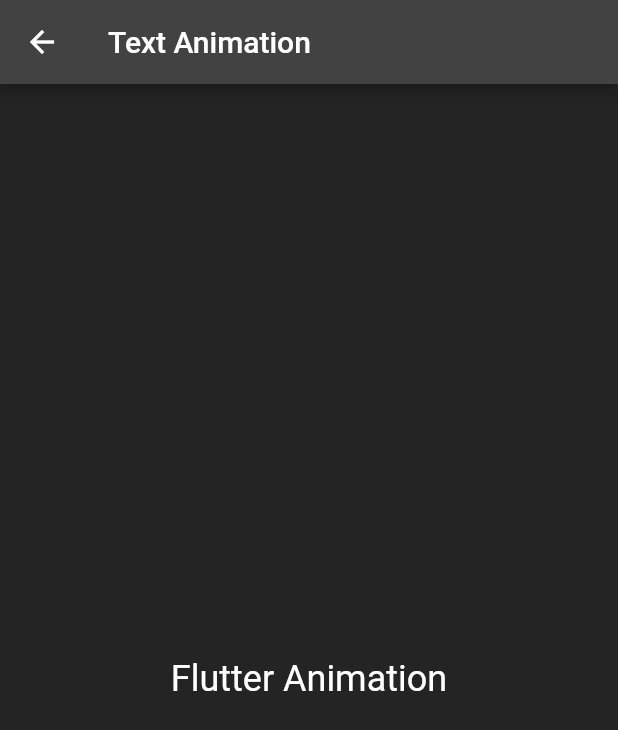
After one commit to dev1abhi/Flutter-Animations, a Flutter app: the AnimatedTextWidget screen opened by its route, after a tap on "UP", on a phone screen of 412 x 824 dp. The commit adds this screen. Shown: the top 730 px of the screen. Run offline on Flutter 3.47's test engine with Material 2 defaults, Android fonts, the phone set to English and light mode, and no system bars; our stand-ins replace flutter_zoom_drawer, get, lottie.

Commit message:
text animation left right up down added

```diff
--- /dev/null
+++ b/lib/Text/move_udlr_screen.dart
@@ -0,0 +1,61 @@
+import 'package:flutter/material.dart';
+
+class AnimatedTextWidget2 extends StatefulWidget {
+  final String animationType;
+
+  AnimatedTextWidget2({required this.animationType});
+
+  @override
+  _AnimatedTextWidgetState2 createState() => _AnimatedTextWidgetState2();
+}
+
+class _AnimatedTextWidgetState2 extends State<AnimatedTextWidget2>
+    with SingleTickerProviderStateMixin {
+  late AnimationController _controller;
+  late Animation<Offset> _animation;
+
+  @override
+  void initState() {
+    super.initState();
+    _controller =
+        AnimationController(vsync: this, duration: Duration(seconds: 2));
+    if (widget.animationType == 'left') {
+      _animation = Tween<Offset>(begin: Offset(1, 0), end: Offset(0, 0))
+          .animate(_controller);
+    } else if (widget.animationType == 'right') {
+      _animation = Tween<Offset>(begin: Offset(-1, 0), end: Offset(0, 0))
+          .animate(_controller);
+    } else if (widget.animationType == 'up') {
+      _animation = Tween<Offset>(begin: Offset(0, 1), end: Offset(0, 0))
+          .animate(_controller);
+    } else if (widget.animationType == 'down') {
+      _animation = Tween<Offset>(begin: Offset(0, -1), end: Offset(0, 0))
+          .animate(_controller);
+    }
+    _controller.forward();
+  }
+
+  @override
+  Widget build(BuildContext context) {
+    return Scaffold(
+      appBar: AppBar(
+        title: Text('Text Animation'),
+      ),
+      body: Center(
+        child: SlideTransition(
+          position: _animation,
+          child: Text(
+            'Flutter Animation',
+            style: TextStyle(fontSize: 24),
+          ),
+        ),
+      ),
+    );
+  }
+
+  @override
+  void dispose() {
+    _controller.dispose();
+    super.dispose();
+  }
+}
--- /dev/null
+++ b/lib/Text/tex_screen.dart
@@ -0,0 +1,117 @@
+import 'package:flutter/material.dart';
+import 'package:flutter_animations/Text/move_udlr_screen.dart';
+
+class AnimatedTextWidget extends StatefulWidget {
+  @override
+  _AnimatedTextWidgetState createState() => _AnimatedTextWidgetState();
+}
+
+class _AnimatedTextWidgetState extends State<AnimatedTextWidget>
+    with SingleTickerProviderStateMixin {
+  late AnimationController _controller;
+  late Animation<double> _animation;
+
+  @override
+  void initState() {
+    super.initState();
+    _controller =
+        AnimationController(vsync: this, duration: Duration(seconds: 6));
+    _animation = Tween<double>(begin: 0, end: 1).animate(_controller);
+    _controller.repeat(reverse: true);
+  }
+
+  @override
+  Widget build(BuildContext context) {
+    return Scaffold(
+      appBar: AppBar(
+        title: Text('Broken Text Animation'),
+      ),
+      body: Center(
+        child: Row(
+          mainAxisAlignment: MainAxisAlignment.center,
+          children: [
+            AnimatedBuilder(
+              animation: _animation,
+              builder: (context, child) {
+                return Opacity(
+                  opacity: _animation.value,
+                  child: Center(
+                    child: Column(
+                      mainAxisAlignment: MainAxisAlignment.center,
+                      children: [
+                        Text(
+                          'Fluter',
+                          style: TextStyle(fontSize: 24),
+                        ),
+                        Row(
+                          children: [
+                            ElevatedButton(
+                                onPressed: () {
+                                  Navigator.push(
+                                      context,
+                                      MaterialPageRoute(
+                                          builder: (context) =>
+                                              AnimatedTextWidget2(
+                                                  animationType: 'up')));
+                                },
+                                child: Text('UP')),
+                            SizedBox(
+                              width: 15,
+                            ),
+                            ElevatedButton(
+                                onPressed: () {
+                                  Navigator.push(
+                                      context,
+                                      MaterialPageRoute(
+                                          builder: (context) =>
+                                              AnimatedTextWidget2(
+                                                  animationType: 'down')));
+                                },
+                                child: Text('Down')),
+                          ],
+                        ),
+                        Row(
+                          children: [
+                            ElevatedButton(
+                                onPressed: () {
+                                  Navigator.push(
+                                      context,
+                                      MaterialPageRoute(
+                                          builder: (context) =>
+                                              AnimatedTextWidget2(
+                                                  animationType: 'right')));
+                                },
+                                child: Text('Right')),
+                            SizedBox(
+                              width: 15,
+                            ),
+                            ElevatedButton(
+                                onPressed: () {
+                                  Navigator.push(
+                                      context,
+                                      MaterialPageRoute(
+                                          builder: (context) =>
+                                              AnimatedTextWidget2(
+                                                  animationType: 'left')));
+                                },
+                                child: Text('left')),
+                          ],
+                        ),
+                      ],
+                    ),
+                  ),
+                );
+              },
+            ),
+          ],
+        ),
+      ),
+    );
+  }
+
+  @override
+  void dispose() {
+    _controller.dispose();
+    super.dispose();
+  }
+}
--- a/lib/main.dart
+++ b/lib/main.dart
@@ -1,5 +1,6 @@
 import 'package:flutter/material.dart';
 import 'package:flutter_animations/Screens/homepage.dart';
+import 'package:flutter_animations/Text/tex_screen.dart';
 import 'Colors/colors.dart';
 import 'Controllers/drawercontroller.dart';
 import 'Screens/fade_in_fade_out.dart';
@@ -22,13 +23,11 @@
         theme: ThemeData.dark().copyWith(
           scaffoldBackgroundColor: backgroundColor,
         ),
-      routes:
-      {
-        '/fade_in':(context) => const fade_in_fade_out(),
-        '/homepage':(context)=>  MyHomePage(),
+        routes: {
+          '/fade_in': (context) => const fade_in_fade_out(),
+          '/homepage': (context) => MyHomePage(),
+          '/text_animat': (context) => AnimatedTextWidget(),
         },
-
-      home: SplashScreen()
-    );
+        home: SplashScreen());
   }
 }
```
Also changed, not shown: lib/Controllers/drawercontroller.dart (+5 -3 lines), lib/Screens/menuscreen.dart (+11 -6 lines). Lines whose indentation alone changed are shown as unchanged.
